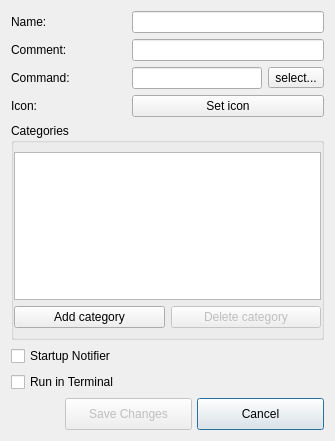
The window that addappdialog.ui (AdrianTM/mx-menu-editor) describes before a commit, drawn with Qt 5.
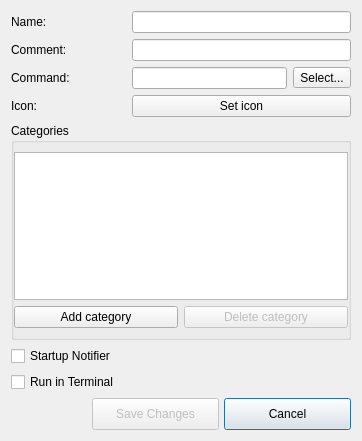
The same window after the commit. Icons and pictures are not drawn.

```diff
--- a/addappdialog.ui
+++ b/addappdialog.ui
@@ -9,7 +9,7 @@
    <rect>
     <x>0</x>
     <y>0</y>
-    <width>335</width>
+    <width>362</width>
     <height>441</height>
    </rect>
   </property>
@@ -191,7 +191,7 @@
    <item row="2" column="3">
     <widget class="QToolButton" name="selectCommand">
      <property name="text">
-      <string>select...</string>
+      <string>Select...</string>
      </property>
     </widget>
    </item>
```
